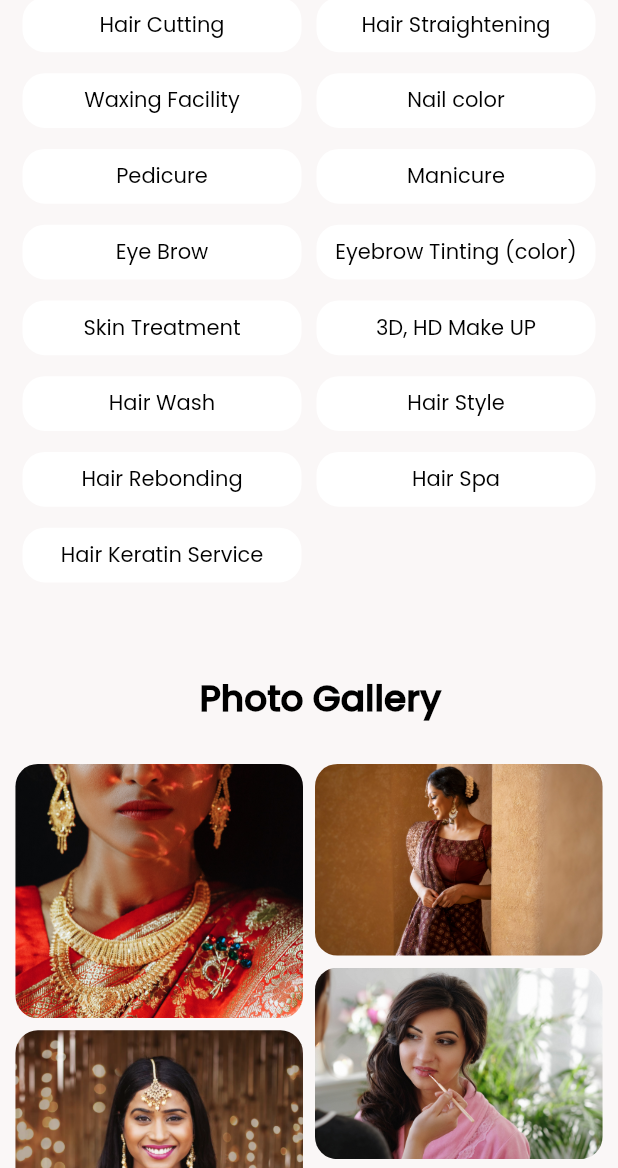
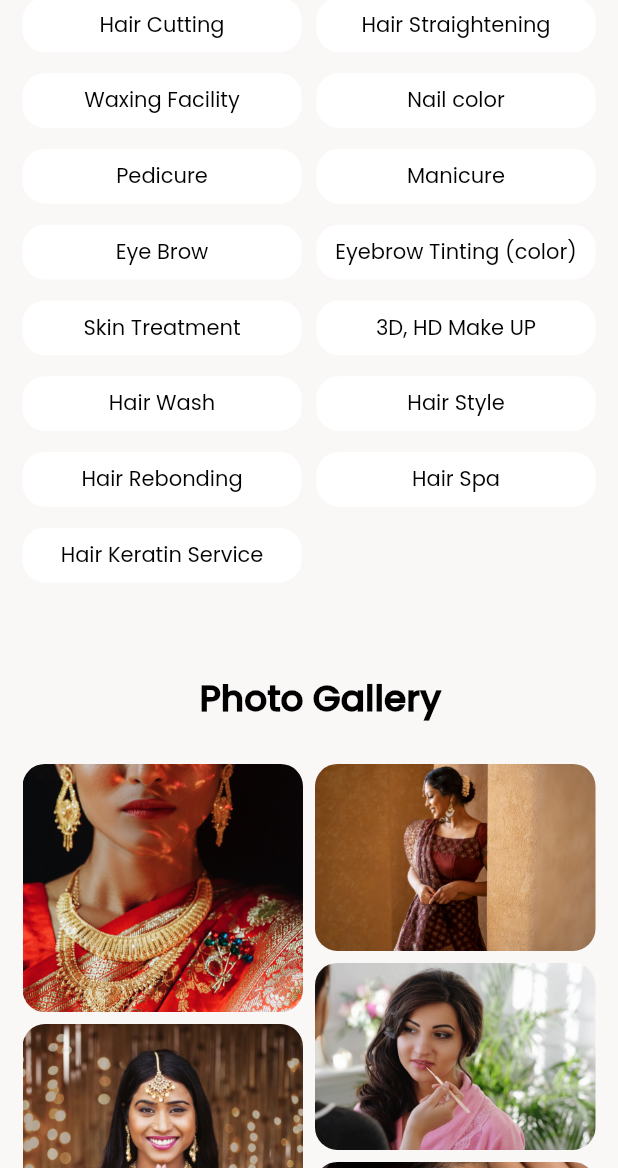
Before and after one commit to munivar/beauti-website-web, a Flutter app: the screen it shows after launch, scrolled down 576 dp, on a phone screen of 412 x 824 dp, the part 68-1236 px from its top. Run offline on Flutter 3.47's test engine with Material 2 defaults, Android fonts, the light colour scheme and no system bars; our stand-ins replace carousel_slider, smooth_page_indicator.

Commit message:
bug fixing

```diff
--- a/lib/HomeScreen.dart
+++ b/lib/HomeScreen.dart
@@ -477,11 +477,12 @@ class _HomeScreenState extends State<HomeScreen> {
       child: Column(
         children: [
           Constants.mainContainer(isMobile, isTablet, "Photo Gallery"),
-          Center(
-            child: SizedBox(
-              height: MediaQuery.of(context).size.height,
-              width: MediaQuery.of(context).size.width * (0.95),
+          Padding(
+            padding: const EdgeInsets.only(left: 15, right: 15),
             child: StaggeredGridView.countBuilder(
+                physics: const ScrollPhysics(),
+                shrinkWrap: true,
+                scrollDirection: Axis.vertical,
                 staggeredTileBuilder: (index) => const StaggeredTile.fit(1),
                 crossAxisCount: 2,
                 mainAxisSpacing: 8,
@@ -496,7 +497,6 @@ class _HomeScreenState extends State<HomeScreen> {
                     ),
                   );
                 })),
-            ),
           ),
         ],
       ),
--- a/lib/main.dart
+++ b/lib/main.dart
@@ -1,4 +1,5 @@
 import 'package:beauti_website/HomeScreen.dart';
+import 'package:beauti_website/scroll_behavior.dart';
 import 'package:flutter/material.dart';
 import 'package:flutter/services.dart';
 
@@ -24,7 +25,8 @@ class _MyAppState extends State<MyApp> {
   Widget build(BuildContext context) {
     return MaterialApp(
       debugShowCheckedModeBanner: false,
-      title: "Beauty Parlour",
+      title: "Siya Bridal Studio",
+      scrollBehavior: CustomScrollBehavior(),
       theme: ThemeData(
         brightness: Brightness.light,
         fontFamily: "Poppins",
--- /dev/null
+++ b/lib/scroll_behavior.dart
@@ -0,0 +1,11 @@
+import 'package:flutter/gestures.dart';
+import 'package:flutter/material.dart';
+
+class CustomScrollBehavior extends MaterialScrollBehavior {
+  // Override behavior methods and getters like dragDevices
+  @override
+  Set<PointerDeviceKind> get dragDevices => {
+        PointerDeviceKind.touch,
+        PointerDeviceKind.mouse,
+      };
+}
```
Lines whose indentation alone changed are shown as unchanged.
